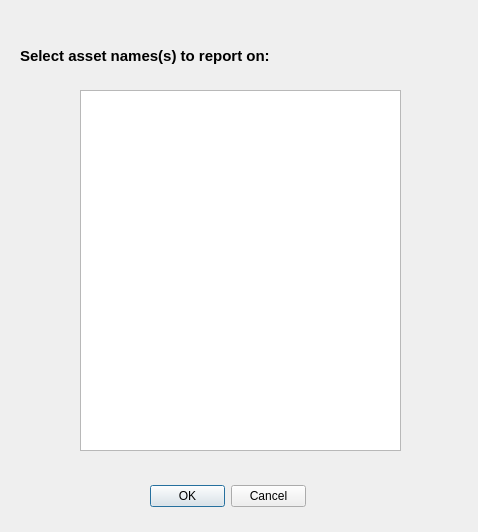
First picture: the form in forms/asset_name_selector.ui, repository patrickmaslen/RFMPlanner, before the edit.
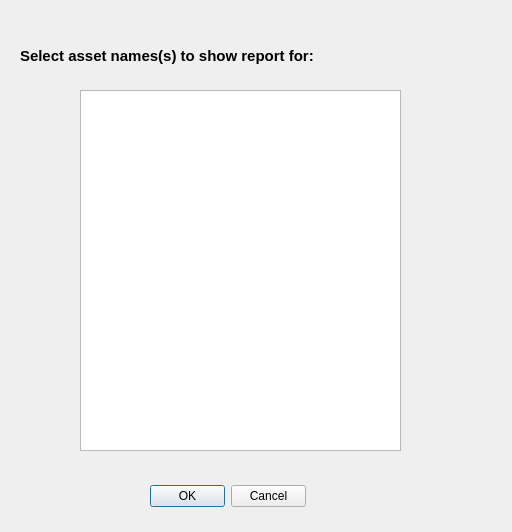
Second picture: the form after the edit.

Commit message: Named asset reporting

What changed in the file:
```diff
--- a/forms/asset_name_selector.ui
+++ b/forms/asset_name_selector.ui
@@ -6,7 +6,7 @@
    <rect>
     <x>0</x>
     <y>0</y>
-    <width>478</width>
+    <width>512</width>
     <height>532</height>
    </rect>
   </property>
@@ -47,7 +47,7 @@
     <rect>
      <x>20</x>
      <y>30</y>
-     <width>441</width>
+     <width>461</width>
      <height>51</height>
     </rect>
    </property>
@@ -59,7 +59,7 @@
     </font>
    </property>
    <property name="text">
-    <string>Select asset names(s) to report on:</string>
+    <string>Select asset names(s) to show report for:</string>
    </property>
   </widget>
  </widget>
```
Left out of the diff: 8 changed lines with no effect on the pictures. The commit also changes 7 other files.
